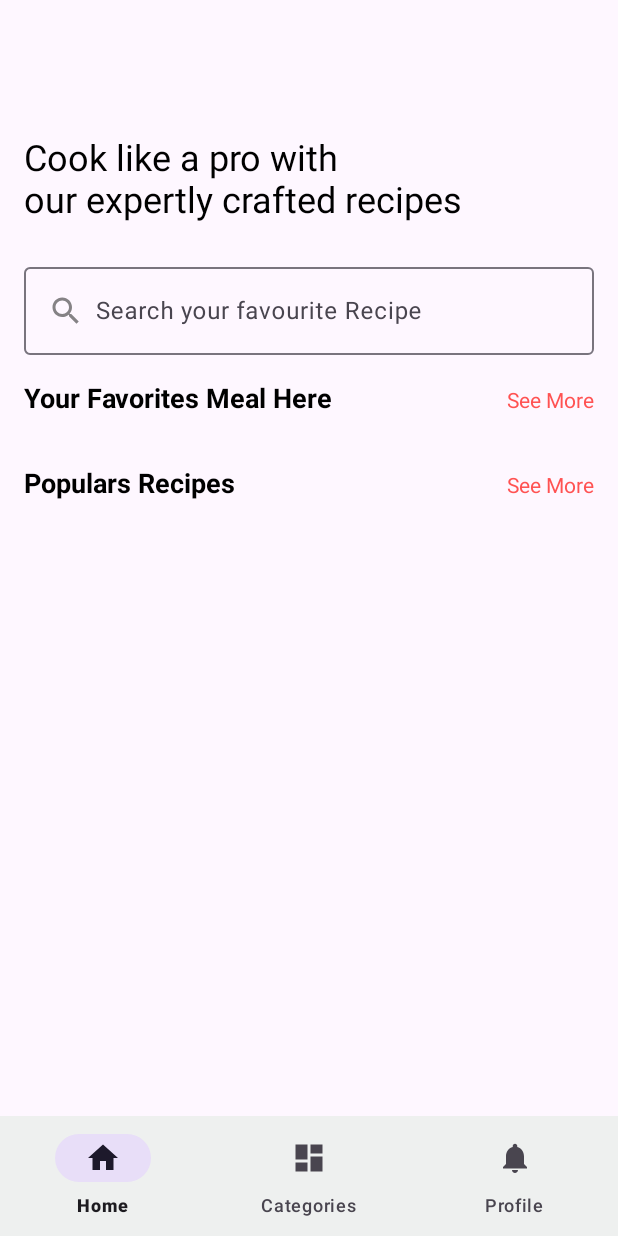
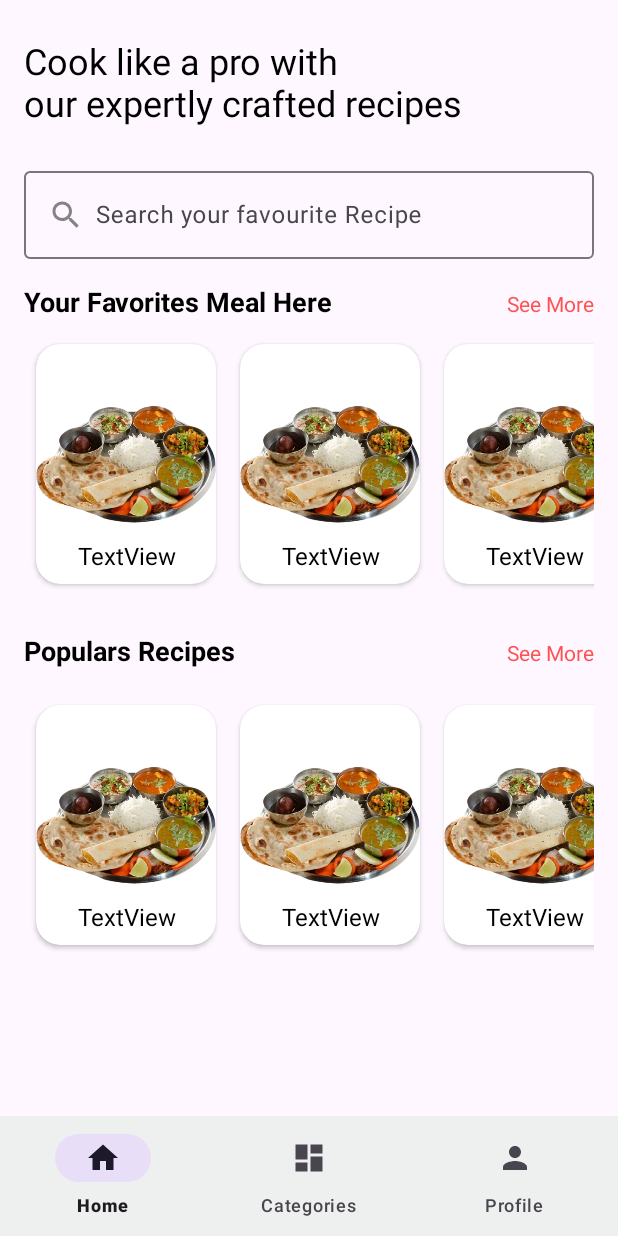
Before and after one commit to Tanvir-831/Ratatouille, an Android app: the HomeFragment screen opened directly, with no data from a screen before it, on a phone screen of 412 x 824 dp. Run offline under Robolectric (Android 15) with nearby library versions, the phone set to English and light mode, and no system bars; our stand-ins replace navigation-ui.

```diff
--- a/app/src/main/java/com/example/ratatouille/Fragment/HomeFragment.java
+++ b/app/src/main/java/com/example/ratatouille/Fragment/HomeFragment.java
@@ -6,8 +6,10 @@ import android.view.View;
 import android.view.ViewGroup;
 
 import androidx.annotation.NonNull;
+import androidx.annotation.Nullable;
 import androidx.fragment.app.Fragment;
 
+import com.example.ratatouille.adapters.RecipeAdapter;
 import com.example.ratatouille.databinding.FragmentHomeBinding;
 
 public class HomeFragment extends Fragment {
@@ -23,7 +25,14 @@ private FragmentHomeBinding binding;
         return root;
     }
 
-@Override
+    @Override
+    public void onViewCreated(@NonNull View view, @Nullable Bundle savedInstanceState) {
+        super.onViewCreated(view, savedInstanceState);
+        binding.rvFavouriteMeal.setAdapter(new RecipeAdapter());
+        binding.rvPopulars.setAdapter(new RecipeAdapter());
+    }
+
+    @Override
     public void onDestroyView() {
         super.onDestroyView();
         binding = null;
--- /dev/null
+++ b/app/src/main/java/com/example/ratatouille/adapters/RecipeAdapter.java
@@ -0,0 +1,41 @@
+package com.example.ratatouille.adapters;
+import static com.example.ratatouille.databinding.ItemRecipeBinding.inflate;
+import android.app.Service;
+import android.view.LayoutInflater;
+import android.view.ViewGroup;
+import androidx.annotation.NonNull;
+import androidx.recyclerview.widget.RecyclerView;
+import com.example.ratatouille.databinding.ItemRecipeBinding;
+
+
+public class RecipeAdapter extends RecyclerView.Adapter<RecipeAdapter.RecipeHolder> {
+
+    @NonNull
+    @Override
+    public RecipeAdapter.RecipeHolder onCreateViewHolder(@NonNull ViewGroup parent, int viewType) {
+        return new RecipeHolder(inflate(LayoutInflater.from(parent.getContext()), parent, false));
+    }
+
+    @Override
+    public void onBindViewHolder(@NonNull RecipeAdapter.RecipeHolder holder, int position) {
+        holder.onBind();
+    }
+
+    @Override
+    public int getItemCount() {
+        return 4;
+    }
+
+    public static class RecipeHolder extends RecyclerView.ViewHolder {
+
+        ItemRecipeBinding binding;
+
+        public RecipeHolder(@NonNull ItemRecipeBinding itemView) {
+            super(itemView.getRoot());
+            binding = itemView;
+        }
+        public  void onBind( ){
+
+        }
+    }
+}
--- /dev/null
+++ b/app/src/main/res/drawable/bg_default_recipe.xml
@@ -0,0 +1,25 @@
+<shape xmlns:android="http://schemas.android.com/apk/res/android"
+    android:shape="rectangle">
+
+    <!-- Gradient with professional colors -->
+    <gradient
+        android:startColor="#2193b0"
+        android:endColor="#6dd5ed"
+        android:angle="45" />
+
+    <!-- Rounded corners for a polished feel -->
+    <corners
+        android:radius="24dp" />
+
+    <!-- Inner padding for a soft depth effect -->
+    <padding
+        android:left="4dp"
+        android:top="4dp"
+        android:right="4dp"
+        android:bottom="4dp" />
+
+    <!-- Soft glow stroke -->
+    <stroke
+        android:width="3dp"
+        android:color="#cce7ff" /> <!-- Light blue for subtle glowing effect -->
+</shape>
--- /dev/null
+++ b/app/src/main/res/drawable/ic_profile.xml
@@ -0,0 +1,9 @@
+<vector xmlns:android="http://schemas.android.com/apk/res/android"
+    android:width="24dp"
+    android:height="24dp"
+    android:viewportWidth="24"
+    android:viewportHeight="24">
+    <path
+        android:fillColor="@android:color/white"
+        android:pathData="M12,12c2.21,0 4,-1.79 4,-4s-1.79,-4 -4,-4 -4,1.79 -4,4 1.79,4 4,4zM12,14c-2.67,0 -8,1.34 -8,4v2h16v-2c0,-2.66 -5.33,-4 -8,-4z"/>
+</vector>
--- a/app/src/main/res/layout/activity_main.xml
+++ b/app/src/main/res/layout/activity_main.xml
@@ -4,8 +4,7 @@
     xmlns:app="http://schemas.android.com/apk/res-auto"
     android:id="@+id/container"
     android:layout_width="match_parent"
-    android:layout_height="match_parent"
-    android:paddingTop="?attr/actionBarSize" >
+    android:layout_height="match_parent">
 
     <com.google.android.material.bottomnavigation.BottomNavigationView
         android:id="@+id/nav_view"
--- /dev/null
+++ b/app/src/main/res/layout/item_recipe.xml
@@ -0,0 +1,45 @@
+<?xml version="1.0" encoding="utf-8"?>
+<androidx.cardview.widget.CardView xmlns:android="http://schemas.android.com/apk/res/android"
+    xmlns:app="http://schemas.android.com/apk/res-auto"
+    android:layout_width="120dp"
+    android:layout_height="160dp"
+    android:layout_marginVertical="8dp"
+    android:layout_marginHorizontal="8dp"
+    android:elevation="3dp"
+    app:cardCornerRadius="16dp">
+
+    <androidx.constraintlayout.widget.ConstraintLayout
+        android:layout_width="match_parent"
+        android:layout_height="match_parent">
+
+        <ImageView
+            android:id="@+id/bg_img_recipe"
+            android:layout_width="0dp"
+            android:layout_height="0dp"
+            android:src="@drawable/recipe2"
+            app:layout_constraintBottom_toBottomOf="parent"
+            app:layout_constraintEnd_toEndOf="parent"
+            app:layout_constraintHorizontal_bias="0.5"
+            app:layout_constraintStart_toStartOf="parent"
+            app:layout_constraintTop_toTopOf="parent"
+            app:layout_constraintVertical_bias="0.5"/>
+
+        <TextView
+            android:id="@+id/tv_recipe_name"
+            android:layout_width="0dp"
+            android:layout_marginHorizontal="8dp"
+            android:gravity="center"
+            android:layout_height="wrap_content"
+            android:layout_marginStart="8dp"
+            android:layout_marginEnd="8dp"
+            android:layout_marginBottom="8dp"
+            android:text="TextView"
+            android:textColor="@color/black"
+            android:textSize="16sp"
+            app:layout_constraintBottom_toBottomOf="parent"
+            app:layout_constraintEnd_toEndOf="parent"
+            app:layout_constraintHorizontal_bias="0.5"
+            app:layout_constraintStart_toStartOf="parent" />
+
+    </androidx.constraintlayout.widget.ConstraintLayout>
+</androidx.cardview.widget.CardView>
--- a/app/src/main/res/menu/bottom_nav_menu.xml
+++ b/app/src/main/res/menu/bottom_nav_menu.xml
@@ -15,7 +15,7 @@
 
     <item
         android:id="@+id/navigation_notifications"
-        android:icon="@drawable/ic_notifications_black_24dp"
+        android:icon="@drawable/ic_profile"
         android:title="Profile"
         tools:ignore="HardcodedText" />
 
--- a/app/src/main/res/navigation/mobile_navigation.xml
+++ b/app/src/main/res/navigation/mobile_navigation.xml
@@ -22,4 +22,5 @@
         android:name="com.example.ratatouille.Fragment.NotificationsFragment"
         android:label="Profile"
         tools:layout="@layout/fragment_notifications" />
+
 </navigation>
```
Also changed, not shown: app/src/main/res/drawable/recipe1.webp (added), app/src/main/res/drawable/recipe2.webp (added).
